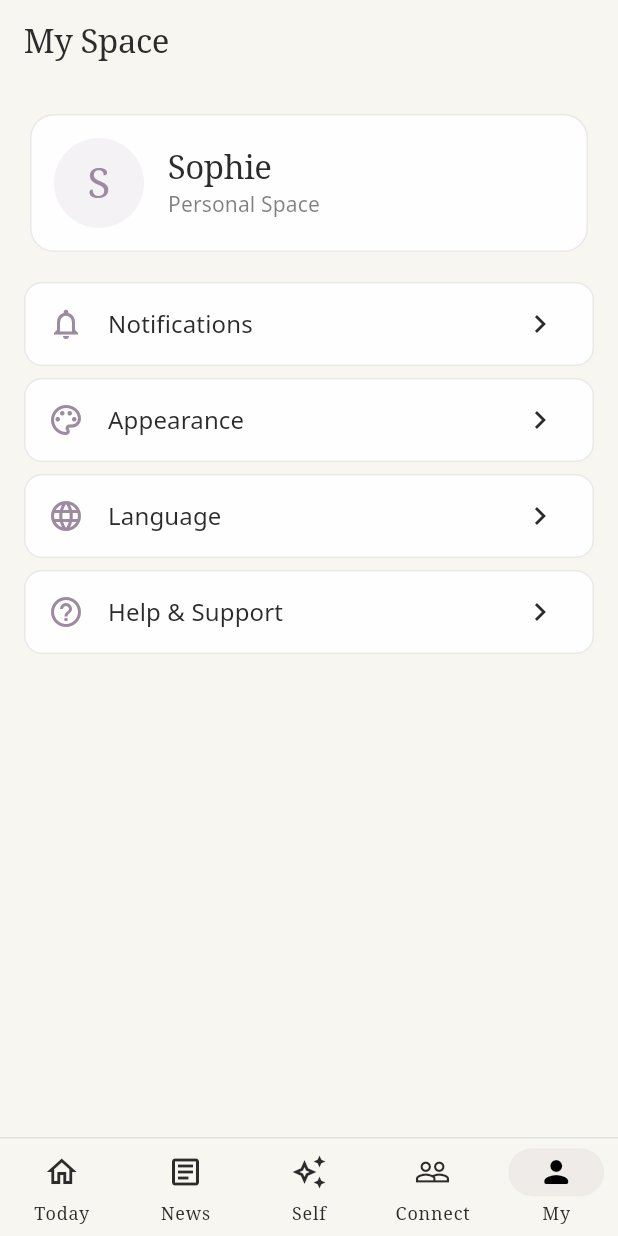
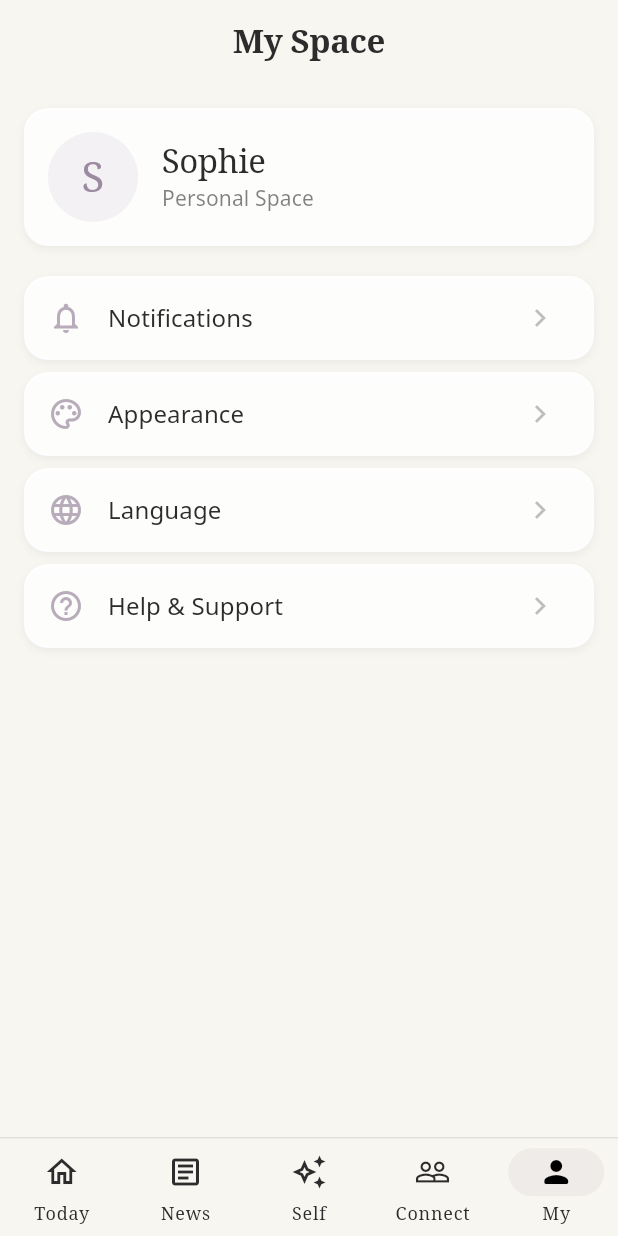
Before and after one commit to Sophia-Hong/newsapp, a Flutter app: the screen it shows after launch, item 5 of the bottom bar chosen, after a tap on "Notifications", on a phone screen of 412 x 824 dp. Run offline on Flutter 3.47's test engine with Material 3 defaults, Android fonts, the phone set to English and light mode, and no system bars; our stand-ins replace cached_network_image, flutter_riverpod, go_router, google_fonts; network calls fail.

Commit message:
feat(navigation): implement navigation system and My section
- Add My section with profile and settings
- Implement proper navigation with named routes
- Fix bottom navigation bar state management
- Add shell screen with proper routing logic

Technical changes:
- Add named routes in app_router.dart
- Update shell_screen with proper state management
- Implement My screen with settings list
- Add profile section in My screen

UI/UX improvements:
- Clean card design for settings
- Consistent spacing and layout
- Proper navigation state handling
- Visual feedback for navigation

Next steps:
- Implement settings functionality
- Add settings detail screens
- Add user preferences persistence

```diff
--- a/lib/core/router/app_router.dart
+++ b/lib/core/router/app_router.dart
@@ -16,22 +16,27 @@ final routerProvider = Provider<GoRouter>((ref) {
         routes: [
           GoRoute(
             path: '/',
+            name: 'home',
             builder: (context, state) => const HomeScreen(),
           ),
           GoRoute(
             path: '/news',
+            name: 'news',
             builder: (context, state) => const NewsScreen(),
           ),
           GoRoute(
             path: '/self',
+            name: 'self',
             builder: (context, state) => const SelfScreen(),
           ),
           GoRoute(
             path: '/connect',
+            name: 'connect',
             builder: (context, state) => const ConnectScreen(),
           ),
           GoRoute(
             path: '/my',
+            name: 'my',
             builder: (context, state) => const MyScreen(),
           ),
         ],
--- a/lib/core/widgets/shell_screen.dart
+++ b/lib/core/widgets/shell_screen.dart
@@ -18,19 +18,19 @@ class ShellScreen extends ConsumerWidget {
 
     switch (index) {
       case 0:
-        context.go('/');
+        context.goNamed('home');
         break;
       case 1:
-        context.go('/news');
+        context.goNamed('news');
         break;
       case 2:
-        context.go('/self');
+        context.goNamed('self');
         break;
       case 3:
-        context.go('/connect');
+        context.goNamed('connect');
         break;
       case 4:
-        context.go('/my');
+        context.goNamed('my');
         break;
     }
   }
--- a/lib/features/my/presentation/my_screen.dart
+++ b/lib/features/my/presentation/my_screen.dart
@@ -1,41 +1,36 @@
 import 'package:flutter/material.dart';
-import 'package:google_fonts/google_fonts.dart';
-import 'package:newsapp/core/widgets/paper_background.dart';
+import 'package:flutter_riverpod/flutter_riverpod.dart';
+import 'package:newsapp/core/theme/design_system.dart';
 
-class MyScreen extends StatelessWidget {
+class MyScreen extends ConsumerWidget {
   const MyScreen({super.key});
 
   @override
-  Widget build(BuildContext context) {
-    return PaperBackground(
-      child: Scaffold(
-        backgroundColor: Colors.transparent,
-        appBar: AppBar(
-          backgroundColor: Colors.transparent,
-          elevation: 0,
+  Widget build(BuildContext context, WidgetRef ref) {
+    return Scaffold(
+      backgroundColor: Theme.of(context).colorScheme.background,
+      body: SafeArea(
+        child: CustomScrollView(
+          slivers: [
+            // App Bar
+            SliverAppBar(
+              backgroundColor: Theme.of(context).colorScheme.background,
               title: Text(
                 'My Space',
-            style: GoogleFonts.notoSerif(
-              textStyle: Theme.of(context).textTheme.titleLarge,
+                style: Theme.of(context).textTheme.titleLarge?.copyWith(
+                  fontWeight: FontWeight.w600,
                 ),
               ),
+              centerTitle: true,
+              pinned: true,
             ),
-        body: CustomScrollView(
-          slivers: [
+
             // Profile Section
-            SliverPadding(
-              padding: const EdgeInsets.all(16.0),
-              sliver: SliverToBoxAdapter(
-                child: Card(
-                  elevation: 0,
-                  shape: RoundedRectangleBorder(
-                    borderRadius: BorderRadius.circular(16),
-                    side: BorderSide(
-                      color: Theme.of(context).colorScheme.outline.withOpacity(0.1),
-                    ),
-                  ),
-                  child: Padding(
-                    padding: const EdgeInsets.all(16.0),
+            SliverToBoxAdapter(
+              child: Container(
+                margin: const EdgeInsets.all(DesignSystem.spacing3),
+                padding: const EdgeInsets.all(DesignSystem.spacing3),
+                decoration: DesignSystem.cardDecoration,
                 child: Row(
                   children: [
                     CircleAvatar(
@@ -48,9 +43,8 @@ class MyScreen extends StatelessWidget {
                         ),
                       ),
                     ),
-                        const SizedBox(width: 16),
-                        Expanded(
-                          child: Column(
+                    DesignSystem.hSpacing3,
+                    Column(
                       crossAxisAlignment: CrossAxisAlignment.start,
                       children: [
                         Text(
@@ -65,72 +59,81 @@ class MyScreen extends StatelessWidget {
                         ),
                       ],
                     ),
-                        ),
                   ],
                 ),
               ),
             ),
-              ),
-            ),
 
-            // Settings Section
-            SliverPadding(
-              padding: const EdgeInsets.symmetric(horizontal: 16.0),
-              sliver: SliverList(
+            // Settings List
+            SliverList(
               delegate: SliverChildListDelegate([
-                  _buildSettingItem(
-                    context,
+                _SettingItem(
                   icon: Icons.notifications_outlined,
                   title: 'Notifications',
+                  onTap: () {
+                    // TODO: Navigate to notifications settings
+                  },
                 ),
-                  _buildSettingItem(
-                    context,
-                    icon: Icons.color_lens_outlined,
+                _SettingItem(
+                  icon: Icons.palette_outlined,
                   title: 'Appearance',
+                  onTap: () {
+                    // TODO: Navigate to appearance settings
+                  },
                 ),
-                  _buildSettingItem(
-                    context,
+                _SettingItem(
                   icon: Icons.language_outlined,
                   title: 'Language',
+                  onTap: () {
+                    // TODO: Navigate to language settings
+                  },
                 ),
-                  _buildSettingItem(
-                    context,
+                _SettingItem(
                   icon: Icons.help_outline,
                   title: 'Help & Support',
+                  onTap: () {
+                    // TODO: Navigate to help & support
+                  },
                 ),
               ]),
-              ),
             ),
           ],
         ),
       ),
     );
   }
+}
 
-  Widget _buildSettingItem(
-    BuildContext context, {
-    required IconData icon,
-    required String title,
-  }) {
-    return Card(
-      elevation: 0,
-      margin: const EdgeInsets.only(bottom: 8),
-      shape: RoundedRectangleBorder(
-        borderRadius: BorderRadius.circular(12),
-        side: BorderSide(
-          color: Theme.of(context).colorScheme.outline.withOpacity(0.1),
+class _SettingItem extends StatelessWidget {
+  final IconData icon;
+  final String title;
+  final VoidCallback onTap;
+
+  const _SettingItem({
+    required this.icon,
+    required this.title,
+    required this.onTap,
+  });
+
+  @override
+  Widget build(BuildContext context) {
+    return Container(
+      margin: const EdgeInsets.symmetric(
+        horizontal: DesignSystem.spacing3,
+        vertical: DesignSystem.spacing1,
       ),
-      ),
+      decoration: DesignSystem.cardDecoration,
       child: ListTile(
+        onTap: onTap,
         leading: Icon(
           icon,
-          color: Theme.of(context).colorScheme.primary,
+          color: Theme.of(context).colorScheme.primary.withOpacity(0.7),
         ),
         title: Text(title),
-        trailing: const Icon(Icons.chevron_right),
-        onTap: () {
-          // TODO: Implement settings navigation
-        },
+        trailing: Icon(
+          Icons.chevron_right,
+          color: Theme.of(context).colorScheme.onSurface.withOpacity(0.3),
+        ),
       ),
     );
   }
```
Also changed, not shown: lib/features/connect/presentation/connect_screen.dart (+10 -13 lines), lib/features/connect/presentation/widgets/keyword_community_section.dart (added, +141 -0 lines). Lines whose indentation alone changed are shown as unchanged.
